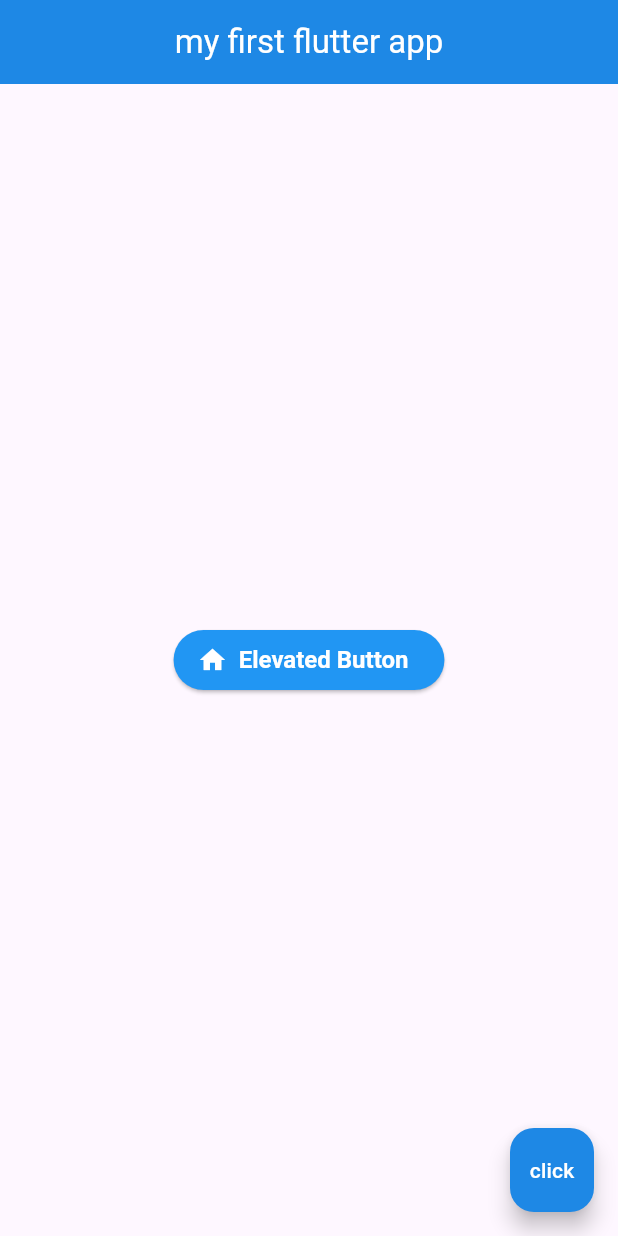
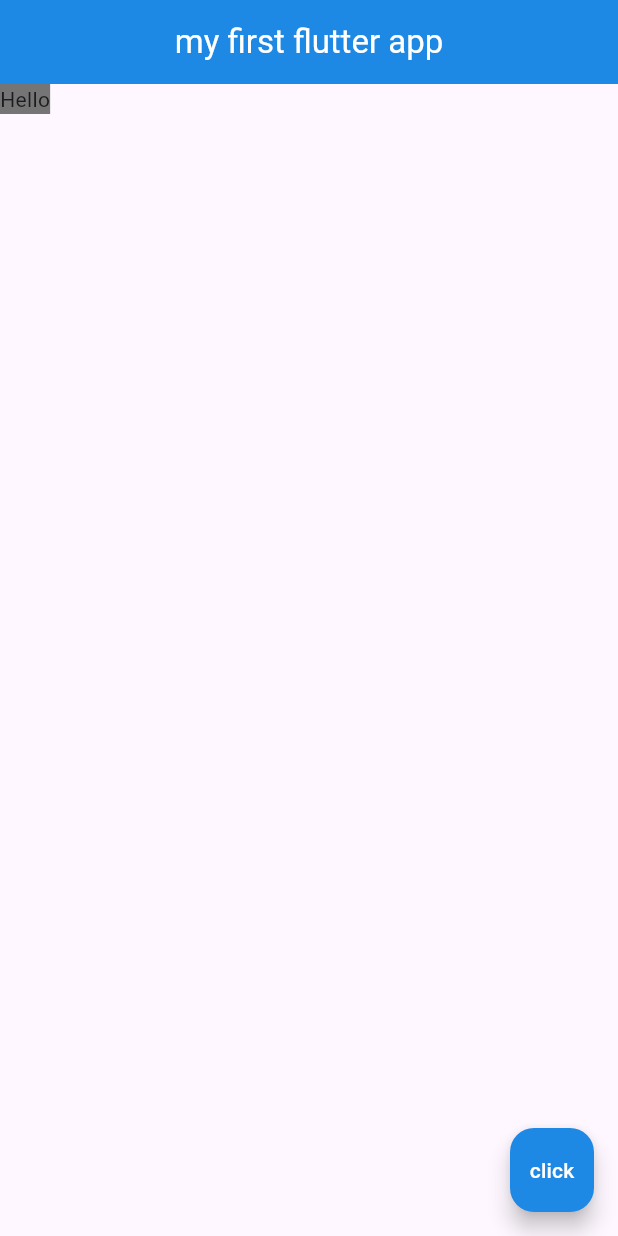
Before and after one commit to daghlas/flutter_app, a Flutter app: the screen it shows after launch, on a phone screen of 412 x 824 dp. Run offline on Flutter 3.47's test engine with Material 3 defaults, Android fonts, the phone set to English and light mode, and no system bars.

Commit message:
initial commit - containers & padding

```diff
--- a/lib/main.dart
+++ b/lib/main.dart
@@ -18,26 +18,9 @@ class Home extends StatelessWidget {
         backgroundColor: Colors.blue[600],
         foregroundColor: Colors.white,
       ),
-      body: Center(
-        child: ElevatedButton.icon(
-          onPressed: (){
-            print('!!! BUTTON CLICKED !!!');
-          },
-          icon: Icon(
-            Icons.home,
-            color: Colors.white,
-            size: 20.0,
-          ),
-          label: Text('Elevated Button'),
-          style: ElevatedButton.styleFrom(
-            backgroundColor: Colors.blue, //changes button color
-            foregroundColor: Colors.white, // changes text color
-            textStyle: TextStyle(
-              fontSize: 16.0,
-              fontWeight: FontWeight.bold,
-            )
-          ),
-        ),
+      body: Container(
+        color: Colors.grey[600],
+        child: Text('Hello'),
       ),
       floatingActionButton: FloatingActionButton(
         onPressed: () {
```
